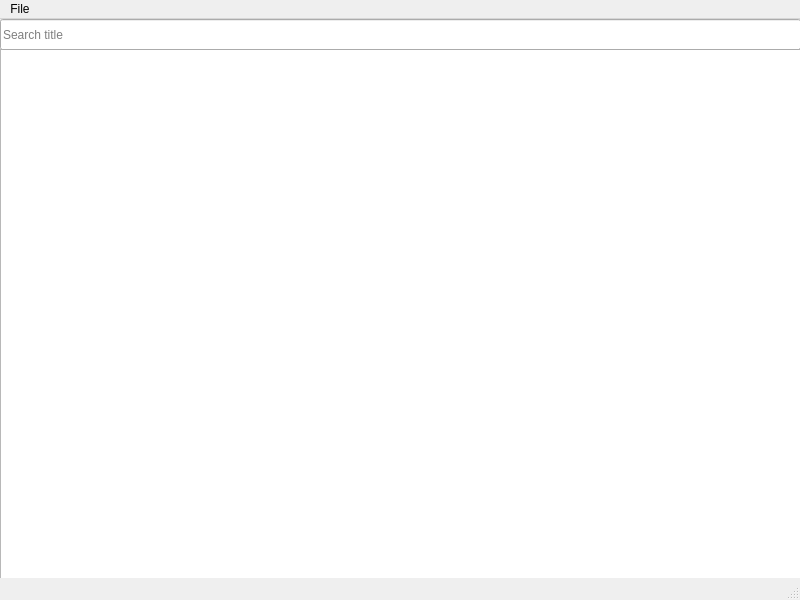
First picture: the form in mainwindow.ui, repository mohammadali-arjomand/open-movie-desktop, before the edit.
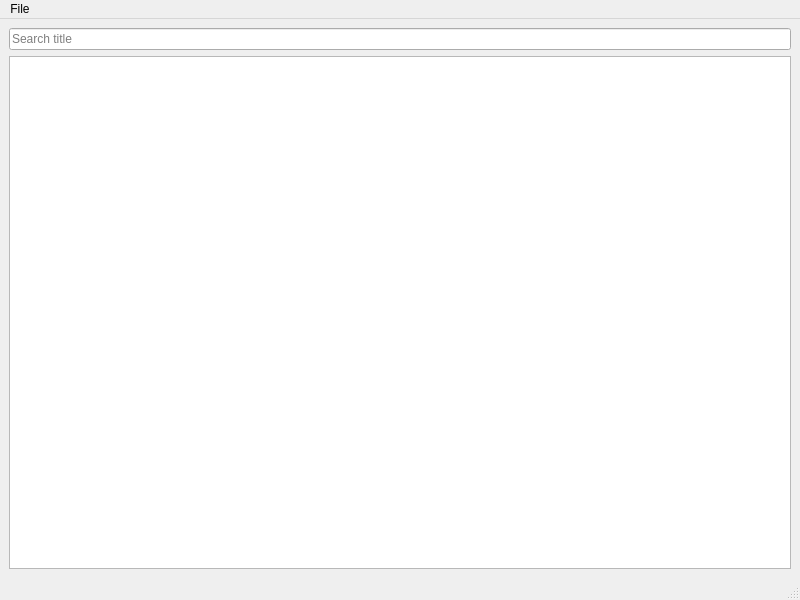
Second picture: the form after the edit.

Diff of the .ui file:
```diff
--- a/mainwindow.ui
+++ b/mainwindow.ui
@@ -17,29 +17,24 @@
    <bool>false</bool>
   </property>
   <widget class="QWidget" name="centralwidget">
-   <widget class="QListView" name="listView">
-    <property name="geometry">
-     <rect>
-      <x>0</x>
-      <y>30</y>
-      <width>801</width>
-      <height>531</height>
-     </rect>
-    </property>
-   </widget>
+   <property name="sizePolicy">
+    <sizepolicy hsizetype="Expanding" vsizetype="Expanding">
+     <horstretch>0</horstretch>
+     <verstretch>0</verstretch>
+    </sizepolicy>
+   </property>
+   <layout class="QVBoxLayout" name="verticalLayout">
+    <item>
    <widget class="QLineEdit" name="lineEdit">
-    <property name="geometry">
-     <rect>
-      <x>0</x>
-      <y>0</y>
-      <width>801</width>
-      <height>31</height>
-     </rect>
-    </property>
     <property name="placeholderText">
      <string>Search title</string>
     </property>
    </widget>
+    </item>
+    <item>
+     <widget class="QListView" name="listView"/>
+    </item>
+   </layout>
   </widget>
   <widget class="QMenuBar" name="menubar">
    <property name="geometry">
```
Lines whose indentation alone changed are shown as unchanged.
